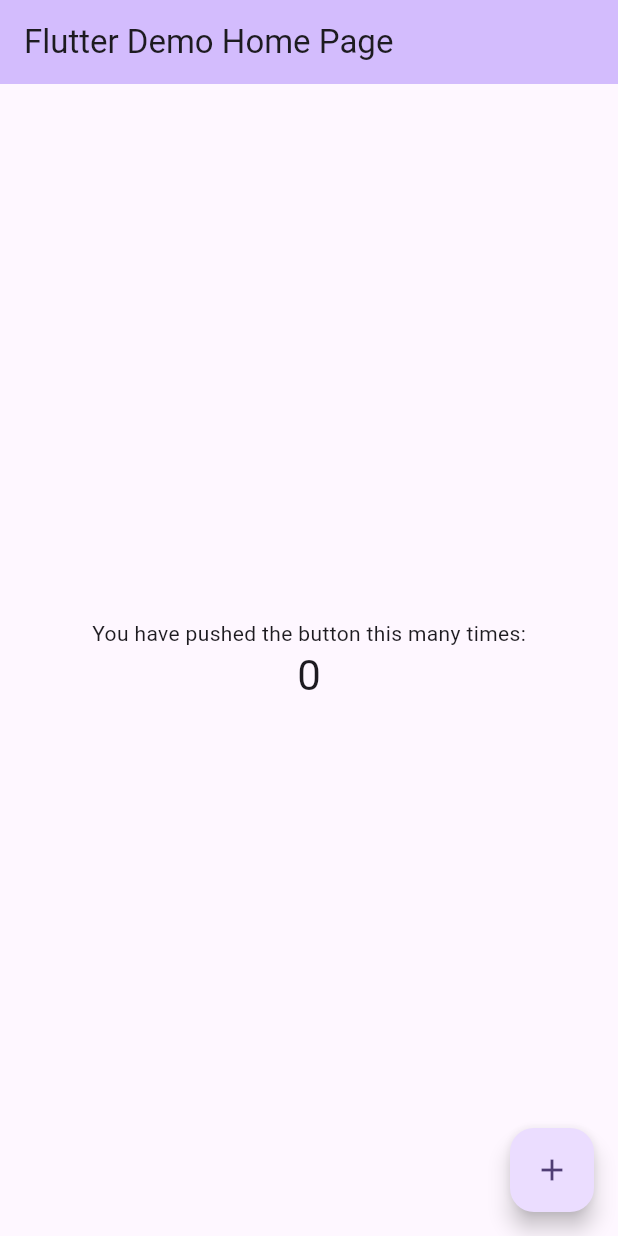
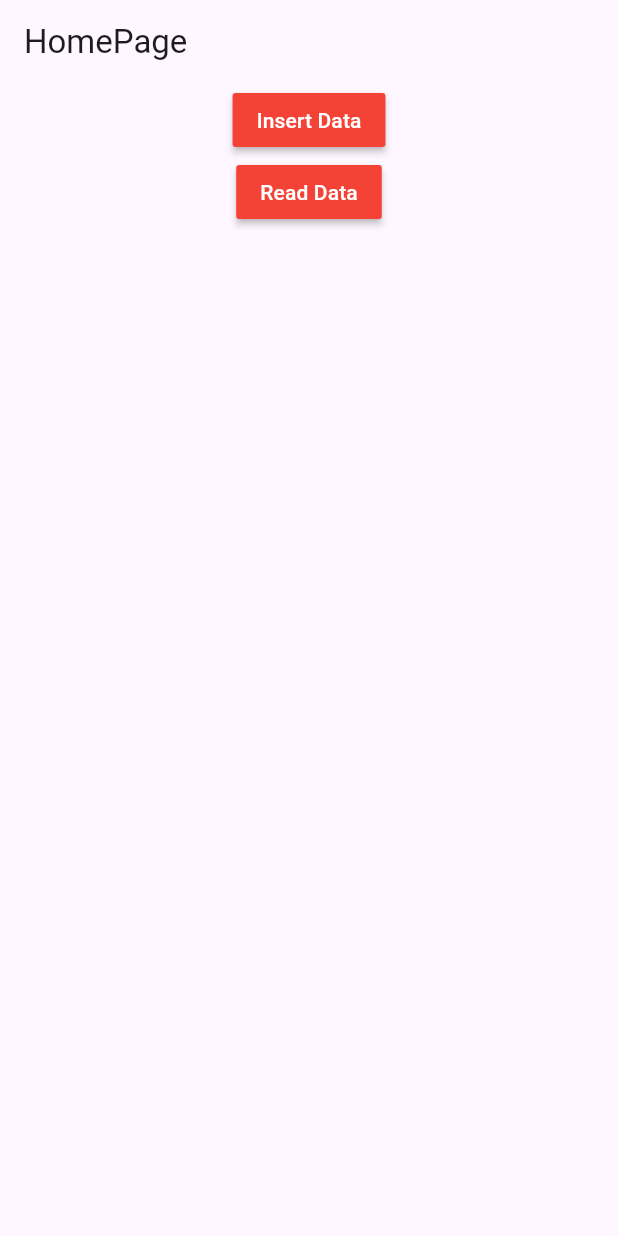
Before and after one commit to ahmedsalehalzabr/todo_app, a Flutter app: the screen it shows after launch, on a phone screen of 412 x 824 dp. Run offline on Flutter 3.47's test engine with Material 3 defaults, Android fonts, the light colour scheme and no system bars; our stand-ins replace sqflite; accounts and stored records are empty.

Commit message:
Add insert and read

```diff
--- a/lib/home.dart
+++ b/lib/home.dart
@@ -0,0 +1,50 @@
+import 'package:appnews/sqflitedb.dart';
+import 'package:flutter/material.dart';
+
+class Home extends StatefulWidget {
+  const Home({super.key});
+
+  @override
+  State<Home> createState() => _HomeState();
+}
+
+class _HomeState extends State<Home> {
+  SqlDb aqlDb = SqlDb();
+
+  @override
+  Widget build(BuildContext context) {
+    return Scaffold(
+      appBar: AppBar(
+        title: const Text("HomePage"),
+      ),
+      body: Container(
+        child: Column(
+          children: [
+            Center(
+              child: MaterialButton(
+                color: Colors.red,
+                textColor: Colors.white,
+                onPressed: () async {
+                  int response = await aqlDb.insertData("INSERT INTO 'notes' ('note') VALUES ('note one')" );
+                   print(response);
+                },
+                child: Text("Insert Data"),
+              ),
+            ),
+            Center(
+              child: MaterialButton(
+                color: Colors.red,
+                textColor: Colors.white,
+                onPressed: () async{
+                  List<Map> response = await aqlDb.readData("SELECT * FROM 'notes'" );
+                  print(response);
+                },
+                child: Text("Read Data"),
+              ),
+            )
+          ],
+        ),
+      ),
+    );
+  }
+}
--- a/lib/main.dart
+++ b/lib/main.dart
@@ -1,7 +1,10 @@
 import 'package:flutter/material.dart';
 
-void main() {
-  runApp(const MyApp());
+import 'package:appnews/home.dart';
+
+void main() async{
+  WidgetsFlutterBinding.ensureInitialized();
+  runApp(MyApp());
 }
 
 class MyApp extends StatelessWidget {
@@ -11,115 +14,10 @@
   @override
   Widget build(BuildContext context) {
     return MaterialApp(
-      title: 'Flutter Demo',
-      theme: ThemeData(
-        // This is the theme of your application.
-        //
-        // TRY THIS: Try running your application with "flutter run". You'll see
-        // the application has a purple toolbar. Then, without quitting the app,
-        // try changing the seedColor in the colorScheme below to Colors.green
-        // and then invoke "hot reload" (save your changes or press the "hot
-        // reload" button in a Flutter-supported IDE, or press "r" if you used
-        // the command line to start the app).
-        //
-        // Notice that the counter didn't reset back to zero; the application
-        // state is not lost during the reload. To reset the state, use hot
-        // restart instead.
-        //
-        // This works for code too, not just values: Most code changes can be
-        // tested with just a hot reload.
-        colorScheme: ColorScheme.fromSeed(seedColor: Colors.deepPurple),
-        useMaterial3: true,
-      ),
-      home: const MyHomePage(title: 'Flutter Demo Home Page'),
+      title: 'TODO APP',
+      debugShowCheckedModeBanner: false,
+
+      home: Home(),
     );
   }
 }
-
-class MyHomePage extends StatefulWidget {
-  const MyHomePage({super.key, required this.title});
-
-  // This widget is the home page of your application. It is stateful, meaning
-  // that it has a State object (defined below) that contains fields that affect
-  // how it looks.
-
-  // This class is the configuration for the state. It holds the values (in this
-  // case the title) provided by the parent (in this case the App widget) and
-  // used by the build method of the State. Fields in a Widget subclass are
-  // always marked "final".
-
-  final String title;
-
-  @override
-  State<MyHomePage> createState() => _MyHomePageState();
-}
-
-class _MyHomePageState extends State<MyHomePage> {
-  int _counter = 0;
-
-  void _incrementCounter() {
-    setState(() {
-      // This call to setState tells the Flutter framework that something has
-      // changed in this State, which causes it to rerun the build method below
-      // so that the display can reflect the updated values. If we changed
-      // _counter without calling setState(), then the build method would not be
-      // called again, and so nothing would appear to happen.
-      _counter++;
-    });
-  }
-
-  @override
-  Widget build(BuildContext context) {
-    // This method is rerun every time setState is called, for instance as done
-    // by the _incrementCounter method above.
-    //
-    // The Flutter framework has been optimized to make rerunning build methods
-    // fast, so that you can just rebuild anything that needs updating rather
-    // than having to individually change instances of widgets.
-    return Scaffold(
-      appBar: AppBar(
-        // TRY THIS: Try changing the color here to a specific color (to
-        // Colors.amber, perhaps?) and trigger a hot reload to see the AppBar
-        // change color while the other colors stay the same.
-        backgroundColor: Theme.of(context).colorScheme.inversePrimary,
-        // Here we take the value from the MyHomePage object that was created by
-        // the App.build method, and use it to set our appbar title.
-        title: Text(widget.title),
-      ),
-      body: Center(
-        // Center is a layout widget. It takes a single child and positions it
-        // in the middle of the parent.
-        child: Column(
-          // Column is also a layout widget. It takes a list of children and
-          // arranges them vertically. By default, it sizes itself to fit its
-          // children horizontally, and tries to be as tall as its parent.
-          //
-          // Column has various properties to control how it sizes itself and
-          // how it positions its children. Here we use mainAxisAlignment to
-          // center the children vertically; the main axis here is the vertical
-          // axis because Columns are vertical (the cross axis would be
-          // horizontal).
-          //
-          // TRY THIS: Invoke "debug painting" (choose the "Toggle Debug Paint"
-          // action in the IDE, or press "p" in the console), to see the
-          // wireframe for each widget.
-          mainAxisAlignment: MainAxisAlignment.center,
-          children: <Widget>[
-            const Text(
-              'You have pushed the button this many times:',
-            ),
-            Text(
-              '$_counter',
-              style: Theme.of(context).textTheme.headlineMedium,
-            ),
-          ],
-        ),
-      ),
-      floatingActionButton: FloatingActionButton(
-        onPressed: _incrementCounter,
-        tooltip: 'Increment',
-        child: const Icon(Icons.add),
-      ), // This trailing comma makes auto-formatting nicer for build methods.
-    );
-  }
-}
--- a/pubspec.yaml
+++ b/pubspec.yaml
@@ -35,6 +35,8 @@ dependencies:
   # The following adds the Cupertino Icons font to your application.
   # Use with the CupertinoIcons class for iOS style icons.
   cupertino_icons: ^1.0.6
+  sqflite: ^2.0.2
+
 
 dev_dependencies:
   flutter_test:
```
Also changed, not shown: lib/sqflitedb.dart (+69 -0 lines), pubspec.lock, 1 other file.
